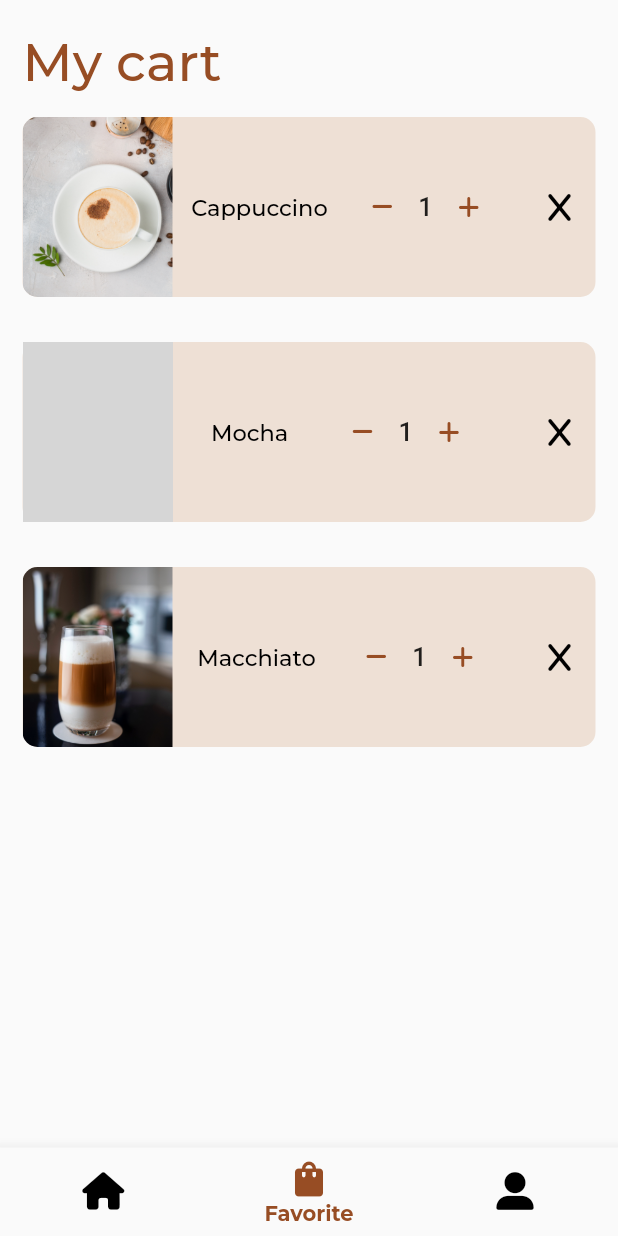
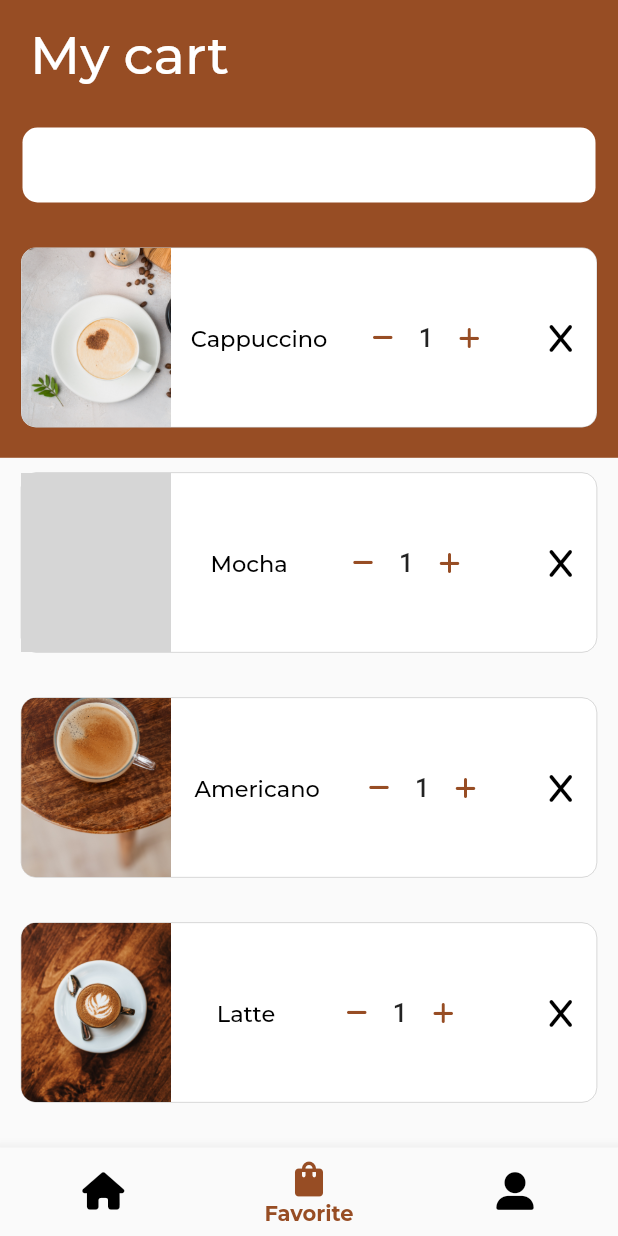
Before and after one commit to naomitimm/TopPot, a Flutter app: the screen it shows after launch, on a phone screen of 412 x 824 dp. Run offline on Flutter 3.47's test engine with Material 2 defaults, Android fonts, the phone set to English and light mode, and no system bars; our stand-ins replace font_awesome_flutter, go_router, google_fonts; grey boxes are pictures that could not be loaded.

Commit message:
fav edit

```diff
--- a/top_pot_app/lib/presentation/dashboard/cart_page.dart
+++ b/top_pot_app/lib/presentation/dashboard/cart_page.dart
@@ -1,6 +1,8 @@
 import 'package:top_pot_app/domain/models/coffee.dart';
 import 'package:top_pot_app/presentation/dashboard/widgets/cards.dart';
+import 'package:top_pot_app/presentation/dashboard/widgets/search_bar.dart';
 import 'package:top_pot_app/presentation/dashboard/widgets/text.dart';
+import 'package:top_pot_app/presentation/dashboard/widgets/waves.dart';
 import 'package:top_pot_app/presentation/exports.dart';
 
 class CheckoutPage extends StatefulWidget {
@@ -13,43 +15,46 @@ class CheckoutPage extends StatefulWidget {
 class _CheckoutPageState extends State<CheckoutPage> {
   @override
   Widget build(BuildContext context) {
+    final size = MediaQuery.of(context).size;
+    final height = size.height;
     return Scaffold(
-      body: Padding(
-        padding: const EdgeInsets.symmetric(vertical: 20, horizontal: 15),
+      body: Stack(
+        children: [
+          Container(
+            color: const Color.fromRGBO(151, 77, 36, 1),
+            height: height / 2.7,
+          ),
+          const Padding(
+            padding: EdgeInsets.symmetric(vertical: 15, horizontal: 20),
+            child: DashboardHeadline(color: Colors.white, text: "My cart"),
+          ),
+          const Padding(
+              padding: EdgeInsets.only(top: 85, left: 15, right: 15),
+              child: CartOptionsCard()),
+          Padding(
+            padding: const EdgeInsets.only(top: 150, left: 14, right: 14),
             child: ListView(
               children: [
-            Row(
-              mainAxisAlignment: MainAxisAlignment.spaceBetween,
-              children: [
-                const DashboardHeadline(
-                    color: Color.fromRGBO(151, 77, 36, 1), text: "My cart"),
-                // IconButton(
-                //   onPressed: () {},
-                //   icon: const FaIcon(
-                //     FontAwesomeIcons.cartShopping,
-                //     color: Color.fromRGBO(151, 77, 36, 1),
-                //     size: 23,
-                //   ),
-                // )
-              ],
-            ),
                 FavoriteCard(
                     image: Coffee.coffees[1].image,
                     price: Coffee.coffees[1].price,
-              name: Coffee.coffees[1].name,
-            ),
+                    name: Coffee.coffees[1].name),
                 FavoriteCard(
                     image: Coffee.coffees[4].image,
                     price: Coffee.coffees[4].price,
-              name: Coffee.coffees[4].name,
-            ),
+                    name: Coffee.coffees[4].name),
                 FavoriteCard(
-              image: Coffee.coffees[5].image,
-              price: Coffee.coffees[5].price,
-              name: Coffee.coffees[5].name,
-            ),
+                    image: Coffee.coffees[2].image,
+                    price: Coffee.coffees[2].price,
+                    name: Coffee.coffees[2].name),
+                FavoriteCard(
+                    image: Coffee.coffees[0].image,
+                    price: Coffee.coffees[0].price,
+                    name: Coffee.coffees[0].name),
               ],
             ),
+          )
+        ],
       ),
     );
   }
--- a/top_pot_app/lib/presentation/dashboard/widgets/cards.dart
+++ b/top_pot_app/lib/presentation/dashboard/widgets/cards.dart
@@ -160,8 +160,9 @@ class FavoriteCard extends StatelessWidget {
         width: double.infinity,
         height: 120,
         decoration: BoxDecoration(
-          borderRadius: BorderRadius.all(Radius.circular(10)),
-          color: Color.fromRGBO(190, 122, 67, 1).withOpacity(0.2),
+          border: Border.all(color: Colors.black.withOpacity(0.5), width: 0.2),
+          borderRadius: const BorderRadius.all(Radius.circular(10)),
+          color: Colors.white,
         ),
         child: Row(
           mainAxisAlignment: MainAxisAlignment.spaceBetween,
@@ -231,3 +232,18 @@ class _ItemCounterState extends State<ItemCounter> {
     );
   }
 }
+
+class CartOptionsCard extends StatelessWidget {
+  const CartOptionsCard({Key? key}) : super(key: key);
+
+  @override
+  Widget build(BuildContext context) {
+    return Container(
+      width: double.infinity,
+      height: 50,
+      decoration: const BoxDecoration(
+          color: Colors.white,
+          borderRadius: BorderRadius.all(Radius.circular(10))),
+    );
+  }
+}
```
Also changed, not shown: top_pot_app/lib/presentation/dashboard/widgets/waves.dart (added, +59 -0 lines). Lines whose indentation alone changed are shown as unchanged.
